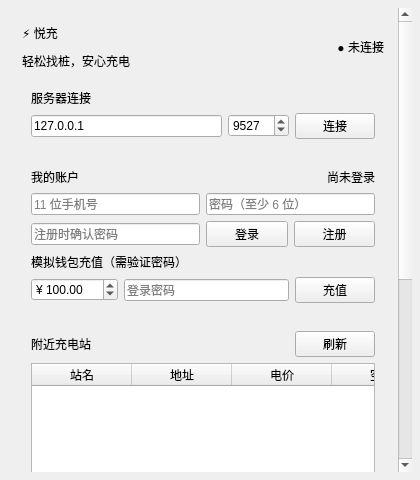
Qt form user_client/userwindow.ui (enzooli26/codex.1) before a commit.
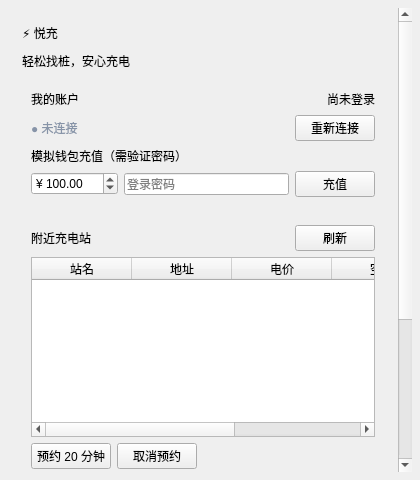
The same form after that commit.

Commit message: 客户端登录注册页面修改

The edit to the form file:
```diff
--- a/user_client/userwindow.ui
+++ b/user_client/userwindow.ui
@@ -40,17 +40,7 @@
            <item><widget class="QLabel" name="brandLabel"><property name="text"><string>⚡ 悦充</string></property></widget></item>
            <item><widget class="QLabel" name="sloganLabel"><property name="text"><string>轻松找桩，安心充电</string></property></widget></item>
           </layout></item>
-          <item><spacer name="brandSpacer"><property name="orientation"><enum>Qt::Horizontal</enum></property><property name="sizeHint" stdset="0"><size><width>30</width><height>20</height></size></property></spacer></item>
-          <item><widget class="QLabel" name="statusLabel"><property name="text"><string>● 未连接</string></property><property name="alignment"><set>Qt::AlignRight|Qt::AlignTrailing|Qt::AlignVCenter</set></property></widget></item>
-         </layout></item>
-         <item><widget class="QFrame" name="connectionCard"><property name="class" stdset="0"><string>card</string></property>
-          <layout class="QGridLayout" name="connectionLayout">
-           <item row="0" column="0" colspan="3"><widget class="QLabel" name="connectionTitle"><property name="text"><string>服务器连接</string></property><property name="class" stdset="0"><string>sectionTitle</string></property></widget></item>
-           <item row="1" column="0"><widget class="QLineEdit" name="hostEdit"><property name="text"><string>127.0.0.1</string></property><property name="placeholderText"><string>服务器地址</string></property></widget></item>
-           <item row="1" column="1"><widget class="QSpinBox" name="portSpin"><property name="maximum"><number>65535</number></property><property name="value"><number>9527</number></property></widget></item>
-           <item row="1" column="2"><widget class="QPushButton" name="connectButton"><property name="text"><string>连接</string></property></widget></item>
-          </layout>
-         </widget></item>
+          </layout></item>
          <item><widget class="QFrame" name="accountCard"><property name="class" stdset="0"><string>card</string></property>
           <layout class="QVBoxLayout" name="accountLayout">
            <item><layout class="QHBoxLayout">
@@ -58,14 +48,10 @@
             <item><spacer name="accountSpacer"><property name="orientation"><enum>Qt::Horizontal</enum></property><property name="sizeHint" stdset="0"><size><width>20</width><height>20</height></size></property></spacer></item>
             <item><widget class="QLabel" name="welcomeLabel"><property name="text"><string>尚未登录</string></property><property name="alignment"><set>Qt::AlignRight|Qt::AlignTrailing|Qt::AlignVCenter</set></property></widget></item>
            </layout></item>
-           <item><layout class="QGridLayout" name="loginLayout">
-            <item row="0" column="0"><widget class="QLineEdit" name="phoneEdit"><property name="placeholderText"><string>11 位手机号</string></property><property name="maxLength"><number>11</number></property></widget></item>
-            <item row="0" column="1"><widget class="QLineEdit" name="passwordEdit"><property name="placeholderText"><string>密码（至少 6 位）</string></property><property name="echoMode"><enum>QLineEdit::Password</enum></property></widget></item>
-            <item row="1" column="0"><widget class="QLineEdit" name="confirmPasswordEdit"><property name="placeholderText"><string>注册时确认密码</string></property><property name="echoMode"><enum>QLineEdit::Password</enum></property></widget></item>
-            <item row="1" column="1"><layout class="QHBoxLayout">
-             <item><widget class="QPushButton" name="loginButton"><property name="text"><string>登录</string></property></widget></item>
-             <item><widget class="QPushButton" name="registerButton"><property name="text"><string>注册</string></property><property name="class" stdset="0"><string>secondary</string></property></widget></item>
-            </layout></item>
+            <item><layout class="QHBoxLayout" name="connectionLayout">
+             <item><widget class="QLabel" name="connectionStatusLabel"><property name="text"><string>● 未连接</string></property><property name="styleSheet"><string notr="true">color:#8794a8;font-size:12px</string></property></widget></item>
+             <item><spacer name="connectionSpacer"><property name="orientation"><enum>Qt::Horizontal</enum></property><property name="sizeHint" stdset="0"><size><width>20</width><height>20</height></size></property></spacer></item>
+             <item><widget class="QPushButton" name="reconnectButton"><property name="text"><string>重新连接</string></property><property name="class" stdset="0"><string>secondary</string></property></widget></item>
            </layout></item>
            <item><layout class="QVBoxLayout" name="walletLayout">
             <item><widget class="QLabel" name="walletText"><property name="text"><string>模拟钱包充值（需验证密码）</string></property></widget></item>
```
Lines whose indentation alone changed are shown as unchanged. The commit also changes 12 other files.
